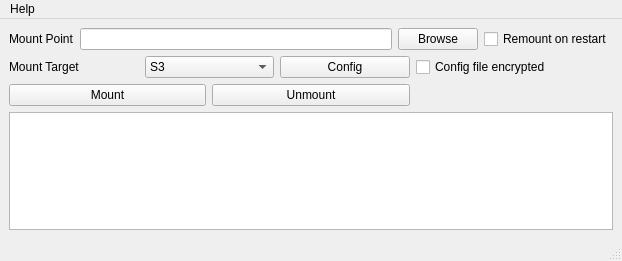
Qt form gui/mountPrimaryWindow.ui (Seagate/cloudfuse) before a commit.
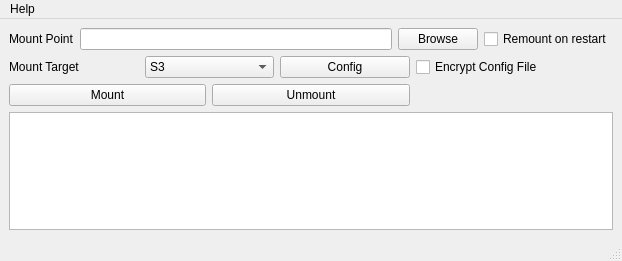
The same form after that commit.

Commit message: change checkmark text for more clear wording

Diff of the .ui file:
```diff
--- a/gui/mountPrimaryWindow.ui
+++ b/gui/mountPrimaryWindow.ui
@@ -136,7 +136,7 @@
     <item row="1" column="2">
      <widget class="QCheckBox" name="checkBox_encryptConfig">
       <property name="text">
-       <string>Config file encrypted</string>
+       <string>Encrypt Config File</string>
       </property>
      </widget>
     </item>
```
Lines whose indentation alone changed are shown as unchanged.
